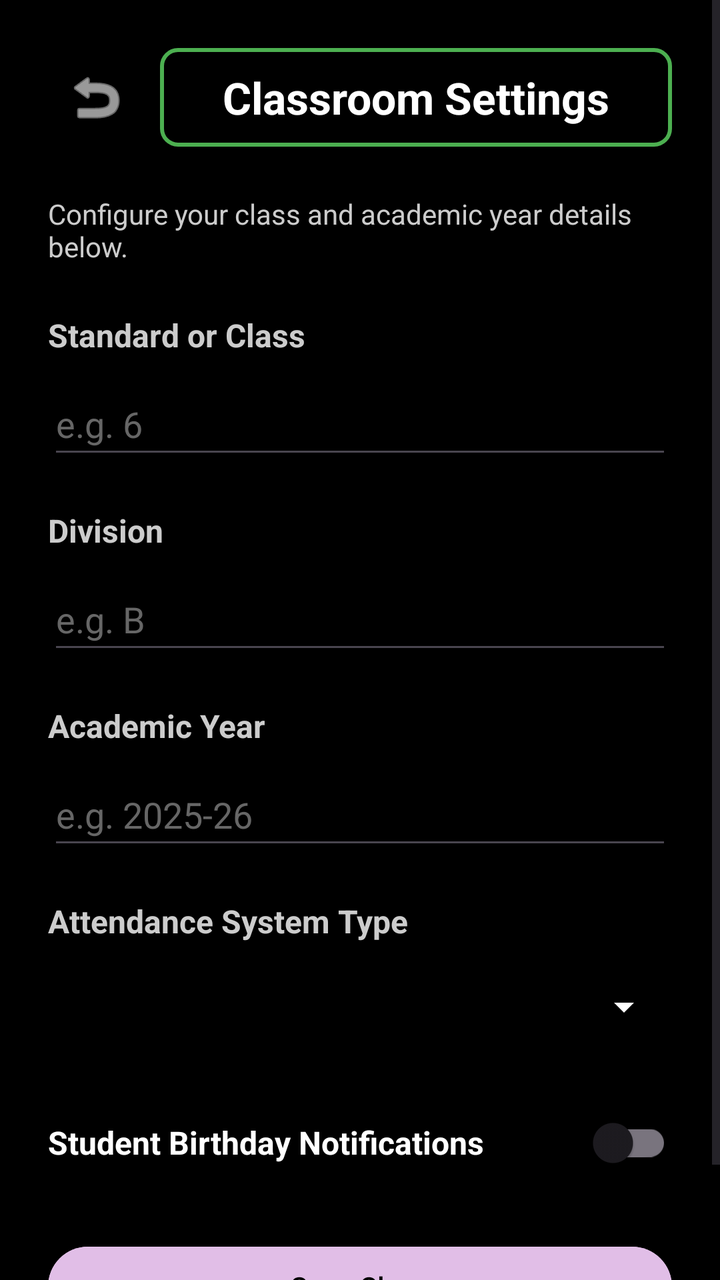
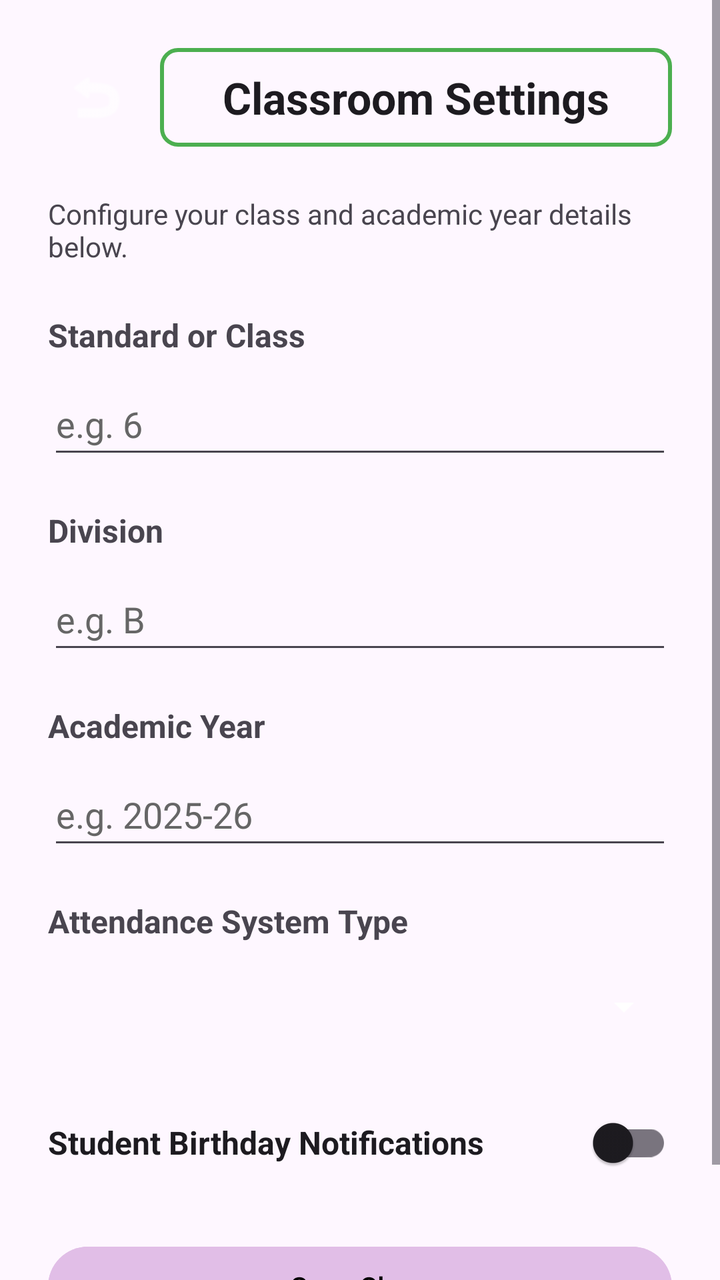

Compare the two renders of this Android layout. The source of the first and the diff that turns it into the second are given below.
<!-- AndroidManifest.xml: application theme Theme.VITeacherToolkit -->
<!-- res/layout/activity_classroom_settings.xml -->
<?xml version="1.0" encoding="utf-8"?>
<ScrollView xmlns:android="http://schemas.android.com/apk/res/android"
    android:id="@+id/root"
    android:layout_width="match_parent"
    android:layout_height="match_parent"
    android:fillViewport="true"
    android:isScrollContainer="true"
    android:importantForAccessibility="yes"
    android:background="#000000">

    <LinearLayout
        android:layout_width="match_parent"
        android:layout_height="wrap_content"
        android:orientation="vertical"
        android:padding="24dp">

        
        <LinearLayout
            android:layout_width="match_parent"
            android:layout_height="wrap_content"
            android:orientation="horizontal"
            android:gravity="center_vertical"
            android:layout_marginBottom="24dp">

            <ImageButton
                android:id="@+id/btnBack"
                android:layout_width="48dp"
                android:layout_height="48dp"
                android:background="?attr/selectableItemBackgroundBorderless"
                android:src="@android:drawable/ic_menu_revert"
                android:contentDescription="Go back"
                android:tint="#FFFFFF"
                android:padding="12dp"
                android:layout_marginRight="8dp" />

            <TextView
                android:id="@+id/tvTitle"
                android:layout_width="0dp"
                android:layout_height="wrap_content"
                android:layout_weight="1"
                android:text="Classroom Settings"
                android:textColor="#FFFFFF"
                android:textSize="22sp"
                android:textStyle="bold"
                android:background="@drawable/border_green"
                android:gravity="center"
                android:accessibilityHeading="true"
                android:importantForAccessibility="yes" />
        </LinearLayout>

        
        <LinearLayout
            android:id="@+id/layoutClassroomList"
            android:layout_width="match_parent"
            android:layout_height="wrap_content"
            android:orientation="vertical"
            android:visibility="gone">

            <TextView
                android:layout_width="match_parent"
                android:layout_height="wrap_content"
                android:text="Your Configured Classes"
                android:textColor="#CCCCCC"
                android:textSize="14sp"
                android:layout_marginBottom="16dp"
                android:importantForAccessibility="yes" />

            <androidx.recyclerview.widget.RecyclerView
                android:id="@+id/rvClassrooms"
                android:layout_width="match_parent"
                android:layout_height="wrap_content"
                android:layout_marginBottom="24dp"
                android:importantForAccessibility="yes" />

            <Button
                android:id="@+id/btnAddClass"
                android:layout_width="match_parent"
                android:layout_height="wrap_content"
                android:minHeight="48dp"
                android:text="Add New Class"
                android:textColor="#000000"
                android:backgroundTint="@color/lavender"
                android:contentDescription="Add New Class"
                android:layout_marginBottom="24dp" />
        </LinearLayout>

        
        <LinearLayout
            android:id="@+id/layoutAddClassForm"
            android:layout_width="match_parent"
            android:layout_height="wrap_content"
            android:orientation="vertical"
            android:visibility="visible">

            <TextView
                android:id="@+id/tvFormSubtitle"
                android:layout_width="match_parent"
                android:layout_height="wrap_content"
                android:text="Configure your class and academic year details below."
                android:textColor="#CCCCCC"
                android:textSize="14sp"
                android:layout_marginBottom="24dp"
                android:importantForAccessibility="yes" />

            
            <TextView
                android:id="@+id/tvClassStandardLabel"
                android:layout_width="match_parent"
                android:layout_height="wrap_content"
                android:text="Standard or Class"
                android:textColor="#CCCCCC"
                android:textSize="16sp"
                android:textStyle="bold"
                android:layout_marginBottom="8dp"
                android:importantForAccessibility="yes"
                android:labelFor="@id/etClassStandard" />

            <EditText
                android:id="@+id/etClassStandard"
                android:layout_width="match_parent"
                android:layout_height="wrap_content"
                android:minHeight="48dp"
                android:hint="e.g. 6"
                android:textColor="#FFFFFF"
                android:textColorHint="#666666"
                android:inputType="text"
                android:maxLines="1"
                android:singleLine="true"
                android:imeOptions="actionNext"
                android:nextFocusForward="@id/etClassDivision"
                android:layout_marginBottom="20dp"
                android:contentDescription="Class standard edit box"
                android:importantForAccessibility="yes" />

            
            <TextView
                android:id="@+id/tvClassDivisionLabel"
                android:layout_width="match_parent"
                android:layout_height="wrap_content"
                android:text="Division"
                android:textColor="#CCCCCC"
                android:textSize="16sp"
                android:textStyle="bold"
                android:layout_marginBottom="8dp"
                android:importantForAccessibility="yes"
                android:labelFor="@id/etClassDivision" />

            <EditText
                android:id="@+id/etClassDivision"
                android:layout_width="match_parent"
                android:layout_height="wrap_content"
                android:minHeight="48dp"
                android:hint="e.g. B"
                android:textColor="#FFFFFF"
                android:textColorHint="#666666"
                android:inputType="text"
                android:maxLines="1"
                android:singleLine="true"
                android:imeOptions="actionNext"
                android:nextFocusForward="@id/etClassAcademicYear"
                android:layout_marginBottom="20dp"
                android:contentDescription="Division edit box"
                android:importantForAccessibility="yes" />

            
            <TextView
                android:id="@+id/tvClassAcademicYearLabel"
                android:layout_width="match_parent"
                android:layout_height="wrap_content"
                android:text="Academic Year"
                android:textColor="#CCCCCC"
                android:textSize="16sp"
                android:textStyle="bold"
                android:layout_marginBottom="8dp"
                android:importantForAccessibility="yes"
                android:labelFor="@id/etClassAcademicYear" />

            <EditText
                android:id="@+id/etClassAcademicYear"
                android:layout_width="match_parent"
                android:layout_height="wrap_content"
                android:minHeight="48dp"
                android:hint="e.g. 2025-26"
                android:textColor="#FFFFFF"
                android:textColorHint="#666666"
                android:inputType="text"
                android:maxLines="1"
                android:singleLine="true"
                android:imeOptions="actionNext"
                android:layout_marginBottom="20dp"
                android:contentDescription="Academic year edit box"
                android:importantForAccessibility="yes" />

            
            <TextView
                android:id="@+id/tvAttendanceTypeLabel"
                android:layout_width="match_parent"
                android:layout_height="wrap_content"
                android:text="Attendance System Type"
                android:textColor="#CCCCCC"
                android:textSize="16sp"
                android:textStyle="bold"
                android:layout_marginBottom="8dp"
                android:importantForAccessibility="yes" />

            <Spinner
                android:id="@+id/spAttendanceType"
                android:layout_width="match_parent"
                android:layout_height="wrap_content"
                android:minHeight="48dp"
                android:layout_marginBottom="20dp"
                android:backgroundTint="#FFFFFF"
                android:contentDescription="Select attendance system type. Double session, Daily session, or Hour-wise periods."
                android:spinnerMode="dropdown"
                android:importantForAccessibility="yes" />

            
            <LinearLayout
                android:id="@+id/layoutHourCountInput"
                android:layout_width="match_parent"
                android:layout_height="wrap_content"
                android:orientation="vertical"
                android:visibility="gone">

                <TextView
                    android:id="@+id/tvTotalHoursLabel"
                    android:layout_width="match_parent"
                    android:layout_height="wrap_content"
                    android:text="Number of Hours per Day"
                    android:textColor="#CCCCCC"
                    android:textSize="16sp"
                    android:textStyle="bold"
                    android:layout_marginBottom="8dp"
                    android:importantForAccessibility="yes"
                    android:labelFor="@id/etTotalHours" />

                <EditText
                    android:id="@+id/etTotalHours"
                    android:layout_width="match_parent"
                    android:layout_height="wrap_content"
                    android:minHeight="48dp"
                    android:hint="e.g. 5"
                    android:textColor="#FFFFFF"
                    android:textColorHint="#666666"
                    android:inputType="number"
                    android:maxLines="1"
                    android:singleLine="true"
                    android:imeOptions="actionDone"
                    android:layout_marginBottom="20dp"
                    android:contentDescription="Number of hours per day edit box"
                    android:importantForAccessibility="yes" />
            </LinearLayout>

            
            <LinearLayout
                android:layout_width="match_parent"
                android:layout_height="wrap_content"
                android:orientation="horizontal"
                android:gravity="center_vertical"
                android:layout_marginBottom="24dp"
                android:importantForAccessibility="yes"
                android:contentDescription="Birthday notifications toggle section. Switch to turn student birthday notifications on or off for this class.">

                <TextView
                    android:layout_width="0dp"
                    android:layout_height="wrap_content"
                    android:layout_weight="1"
                    android:text="Student Birthday Notifications"
                    android:textColor="#FFFFFF"
                    android:textSize="16sp"
                    android:textStyle="bold"
                    android:importantForAccessibility="no" />

                <androidx.appcompat.widget.SwitchCompat
                    android:id="@+id/switchBirthdayNotifications"
                    android:layout_width="wrap_content"
                    android:layout_height="48dp"
                    android:contentDescription="Enable Birthday notifications for this class"
                    android:importantForAccessibility="yes" />
            </LinearLayout>

            
             <Button
                android:id="@+id/btnSaveClassroomSettings"
                android:layout_width="match_parent"
                android:layout_height="wrap_content"
                android:minHeight="48dp"
                android:text="Save Class"
                android:textColor="#000000"
                android:backgroundTint="@color/lavender"
                android:contentDescription="Save class settings"
                android:layout_marginBottom="12dp" />

            
            <Button
                android:id="@+id/btnCancelAddClass"
                android:layout_width="match_parent"
                android:layout_height="wrap_content"
                android:minHeight="48dp"
                android:text="Cancel"
                android:textColor="#FFFFFF"
                android:backgroundTint="#FF444444"
                android:contentDescription="Cancel adding class"
                android:visibility="gone"
                android:layout_marginBottom="24dp" />
        </LinearLayout>

    </LinearLayout>
</ScrollView>
<!-- resources referenced by this layout -->
<resources>
  <color name="lavender">#FFE1BEE7</color>
  <!-- drawable border_green (drawable) -->
  <?xml version="1.0" encoding="utf-8"?>
  <shape xmlns:android="http://schemas.android.com/apk/res/android"
      android:shape="rectangle">
      <stroke
          android:width="2dp"
          android:color="#FF4CAF50" /> 
      <padding
          android:left="16dp"
          android:top="10dp"
          android:right="16dp"
          android:bottom="10dp" />
      <corners
          android:radius="8dp" />
  </shape>
  <style name="Theme.VITeacherToolkit" parent="Base.Theme.VITeacherToolkit" />
  <style name="Base.Theme.VITeacherToolkit" parent="Theme.Material3.DayNight.NoActionBar">
          
          <item name="colorPrimary">@color/lavender</item>
          <item name="colorOnPrimary">@color/black</item>
  
          
          <item name="android:spinnerStyle">@style/CustomSpinnerStyle</item>
          <item name="android:spinnerItemStyle">@style/CustomSpinnerItemStyle</item>
          <item name="android:spinnerDropDownItemStyle">@style/CustomSpinnerDropDownItemStyle</item>
          <item name="spinnerDropDownItemStyle">@style/CustomSpinnerDropDownItemStyle</item>
      </style>
  <color name="black">#FF000000</color>
  <style name="CustomSpinnerStyle" parent="Widget.AppCompat.Spinner">
          <item name="android:popupBackground">@color/grey_dark</item>
      </style>
  <style name="CustomSpinnerItemStyle" parent="Widget.AppCompat.TextView.SpinnerItem">
          <item name="android:textColor">@color/white</item>
          <item name="android:textSize">16sp</item>
      </style>
  <style name="CustomSpinnerDropDownItemStyle" parent="Widget.AppCompat.DropDownItem.Spinner">
          <item name="android:textColor">@color/white</item>
          <item name="android:background">@color/grey_dark</item>
          <item name="android:checkMarkTint">@color/lavender</item>
          <item name="android:textSize">16sp</item>
          <item name="android:padding">12dp</item>
      </style>
  <color name="grey_dark">#FF333333</color>
  <color name="white">#FFFFFFFF</color>
</resources>

<!-- the commit's change to res/layout/activity_classroom_settings.xml (unified diff, before → after) -->
@@ -6,7 +6,7 @@
     android:fillViewport="true"
     android:isScrollContainer="true"
     android:importantForAccessibility="yes"
-    android:background="#000000">
+    android:background="?android:attr/windowBackground">
 
     <LinearLayout
         android:layout_width="match_parent"
@@ -39,7 +39,7 @@
                 android:layout_height="wrap_content"
                 android:layout_weight="1"
                 android:text="Classroom Settings"
-                android:textColor="#FFFFFF"
+                android:textColor="?android:attr/textColorPrimary"
                 android:textSize="22sp"
                 android:textStyle="bold"
                 android:background="@drawable/border_green"
@@ -60,7 +60,7 @@
                 android:layout_width="match_parent"
                 android:layout_height="wrap_content"
                 android:text="Your Configured Classes"
-                android:textColor="#CCCCCC"
+                android:textColor="?android:attr/textColorSecondary"
                 android:textSize="14sp"
                 android:layout_marginBottom="16dp"
                 android:importantForAccessibility="yes" />
@@ -97,7 +97,7 @@
                 android:layout_width="match_parent"
                 android:layout_height="wrap_content"
                 android:text="Configure your class and academic year details below."
-                android:textColor="#CCCCCC"
+                android:textColor="?android:attr/textColorSecondary"
                 android:textSize="14sp"
                 android:layout_marginBottom="24dp"
                 android:importantForAccessibility="yes" />
@@ -108,7 +108,7 @@
                 android:layout_width="match_parent"
                 android:layout_height="wrap_content"
                 android:text="Standard or Class"
-                android:textColor="#CCCCCC"
+                android:textColor="?android:attr/textColorSecondary"
                 android:textSize="16sp"
                 android:textStyle="bold"
                 android:layout_marginBottom="8dp"
@@ -121,7 +121,7 @@
                 android:layout_height="wrap_content"
                 android:minHeight="48dp"
                 android:hint="e.g. 6"
-                android:textColor="#FFFFFF"
+                android:textColor="?android:attr/textColorPrimary"
                 android:textColorHint="#666666"
                 android:inputType="text"
                 android:maxLines="1"
@@ -138,7 +138,7 @@
                 android:layout_width="match_parent"
                 android:layout_height="wrap_content"
                 android:text="Division"
-                android:textColor="#CCCCCC"
+                android:textColor="?android:attr/textColorSecondary"
                 android:textSize="16sp"
                 android:textStyle="bold"
                 android:layout_marginBottom="8dp"
@@ -151,7 +151,7 @@
                 android:layout_height="wrap_content"
                 android:minHeight="48dp"
                 android:hint="e.g. B"
-                android:textColor="#FFFFFF"
+                android:textColor="?android:attr/textColorPrimary"
                 android:textColorHint="#666666"
                 android:inputType="text"
                 android:maxLines="1"
@@ -168,7 +168,7 @@
                 android:layout_width="match_parent"
                 android:layout_height="wrap_content"
                 android:text="Academic Year"
-                android:textColor="#CCCCCC"
+                android:textColor="?android:attr/textColorSecondary"
                 android:textSize="16sp"
                 android:textStyle="bold"
                 android:layout_marginBottom="8dp"
@@ -181,7 +181,7 @@
                 android:layout_height="wrap_content"
                 android:minHeight="48dp"
                 android:hint="e.g. 2025-26"
-                android:textColor="#FFFFFF"
+                android:textColor="?android:attr/textColorPrimary"
                 android:textColorHint="#666666"
                 android:inputType="text"
                 android:maxLines="1"
@@ -197,7 +197,7 @@
                 android:layout_width="match_parent"
                 android:layout_height="wrap_content"
                 android:text="Attendance System Type"
-                android:textColor="#CCCCCC"
+                android:textColor="?android:attr/textColorSecondary"
                 android:textSize="16sp"
                 android:textStyle="bold"
                 android:layout_marginBottom="8dp"
@@ -227,7 +227,7 @@
                     android:layout_width="match_parent"
                     android:layout_height="wrap_content"
                     android:text="Number of Hours per Day"
-                    android:textColor="#CCCCCC"
+                    android:textColor="?android:attr/textColorSecondary"
                     android:textSize="16sp"
                     android:textStyle="bold"
                     android:layout_marginBottom="8dp"
@@ -240,7 +240,7 @@
                     android:layout_height="wrap_content"
                     android:minHeight="48dp"
                     android:hint="e.g. 5"
-                    android:textColor="#FFFFFF"
+                    android:textColor="?android:attr/textColorPrimary"
                     android:textColorHint="#666666"
                     android:inputType="number"
                     android:maxLines="1"
@@ -266,7 +266,7 @@
                     android:layout_height="wrap_content"
                     android:layout_weight="1"
                     android:text="Student Birthday Notifications"
-                    android:textColor="#FFFFFF"
+                    android:textColor="?android:attr/textColorPrimary"
                     android:textSize="16sp"
                     android:textStyle="bold"
                     android:importantForAccessibility="no" />
@@ -298,7 +298,7 @@
                 android:layout_height="wrap_content"
                 android:minHeight="48dp"
                 android:text="Cancel"
-                android:textColor="#FFFFFF"
+                android:textColor="?android:attr/textColorPrimary"
                 android:backgroundTint="#FF444444"
                 android:contentDescription="Cancel adding class"
                 android:visibility="gone"
<!-- resource entries referenced after the edit -->
@@ -30,20 +30,20 @@
       </style>
   <color name="black">#FF000000</color>
   <style name="CustomSpinnerStyle" parent="Widget.AppCompat.Spinner">
-          <item name="android:popupBackground">@color/grey_dark</item>
+          <item name="android:popupBackground">@color/white</item>
       </style>
   <style name="CustomSpinnerItemStyle" parent="Widget.AppCompat.TextView.SpinnerItem">
-          <item name="android:textColor">@color/white</item>
+          <item name="android:textColor">@color/black</item>
           <item name="android:textSize">16sp</item>
       </style>
   <style name="CustomSpinnerDropDownItemStyle" parent="Widget.AppCompat.DropDownItem.Spinner">
-          <item name="android:textColor">@color/white</item>
-          <item name="android:background">@color/grey_dark</item>
-          <item name="android:checkMarkTint">@color/lavender</item>
+          <item name="android:textColor">@color/black</item>
+          <item name="android:background">@color/white</item>
+          <item name="android:checkMarkTint">@color/lavender_dark</item>
           <item name="android:textSize">16sp</item>
           <item name="android:padding">12dp</item>
       </style>
-  <color name="grey_dark">#FF333333</color>
   <color name="white">#FFFFFFFF</color>
+  <color name="lavender_dark">#FFB080FF</color>
 </resources>
 
